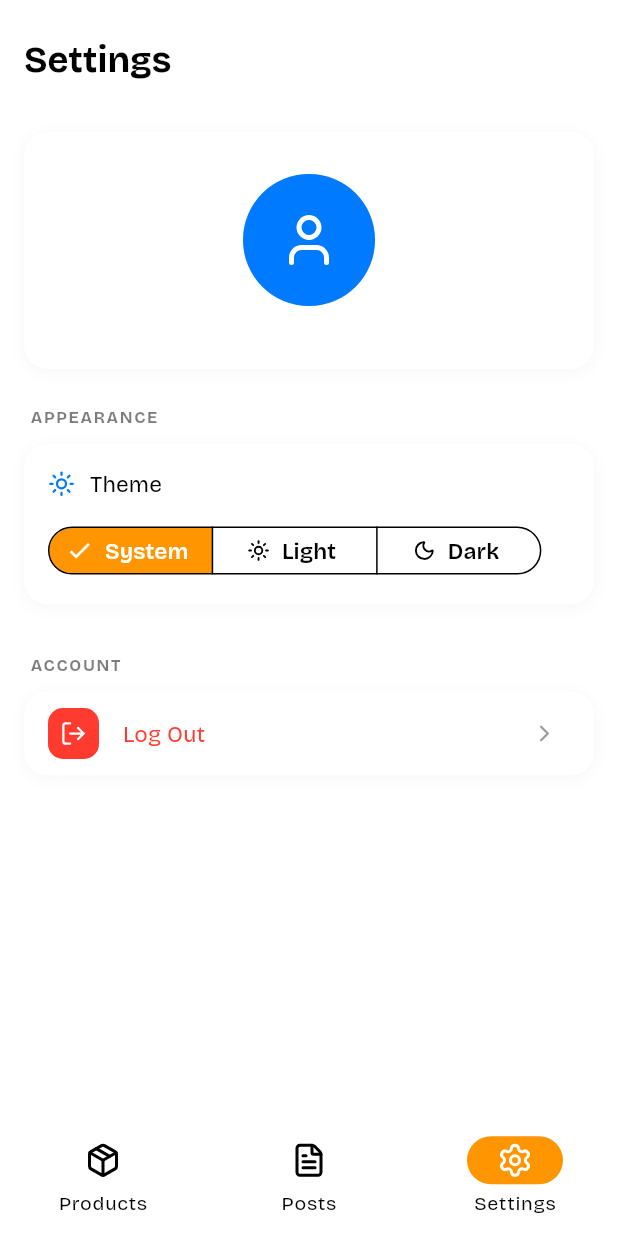
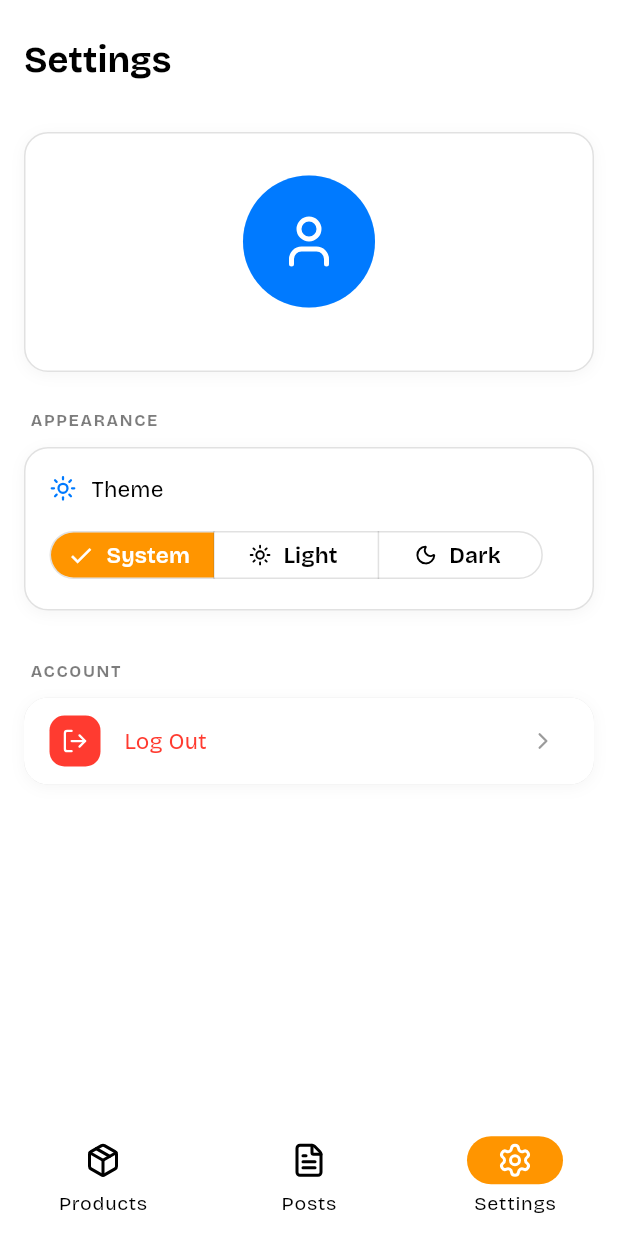
Before and after one commit to kaiumallimon/taghyeer-tech-test, a Flutter app: the DashboardWrapper screen opened directly, item 3 of the bottom bar chosen, on a phone screen of 412 x 824 dp. Run offline on Flutter 3.47's test engine with Material 3 defaults, Android fonts, the phone set to English and light mode, and no system bars; our stand-ins replace dio, flutter_bloc, infinite_scroll_pagination, lucide_icons, shared_preferences, shimmer; accounts and stored records are empty; network calls fail; project files that could hold a hidden picture were left out.

Commit message:
style: Update border styling for UI components across dashboard pages

```diff
--- a/lib/features/dashboard/_wrapper.dart
+++ b/lib/features/dashboard/_wrapper.dart
@@ -20,22 +20,25 @@
 
   @override
   Widget build(BuildContext context) {
+    final theme = Theme.of(context);
+    final isDark = theme.brightness == Brightness.dark;
+    final overlayStyle = SystemUiOverlayStyle(
+      statusBarColor: Colors.transparent,
+      statusBarIconBrightness: isDark ? Brightness.light : Brightness.dark,
+      systemNavigationBarColor: theme.colorScheme.surface,
+      systemNavigationBarIconBrightness:
+          isDark ? Brightness.light : Brightness.dark,
+    );
 
-    final theme = Theme.of(context);
-    SystemChrome.setSystemUIOverlayStyle(
-      SystemUiOverlayStyle(
-        statusBarColor: theme.colorScheme.surface,
-        statusBarIconBrightness: theme.colorScheme.brightness==Brightness.dark? Brightness.light:Brightness.dark,
-        systemNavigationBarColor: theme.colorScheme.surface,
-        systemNavigationBarIconBrightness: theme.colorScheme.brightness==Brightness.dark? Brightness.light:Brightness.dark,
-      )
-    );
-    return Scaffold(
-      backgroundColor: theme.colorScheme.surface,
-      body: SafeArea(
-        child: IndexedStack(index: _currentIndex, children: _pages),
+    return AnnotatedRegion<SystemUiOverlayStyle>(
+      value: overlayStyle,
+      child: Scaffold(
+        backgroundColor: theme.colorScheme.surface,
+        body: SafeArea(
+          child: IndexedStack(index: _currentIndex, children: _pages),
+        ),
+        bottomNavigationBar: _buildBottomNavBar(),
       ),
-      bottomNavigationBar: _buildBottomNavBar(),
     );
   }
 
--- a/lib/features/dashboard/posts/pages/_post_page.dart
+++ b/lib/features/dashboard/posts/pages/_post_page.dart
@@ -198,6 +198,7 @@
         padding: const EdgeInsets.all(16),
         decoration: BoxDecoration(
           color: cs.surface,
+                    border: Border.all(color: cs.outlineVariant.withAlpha(30)),
           borderRadius: BorderRadius.circular(16),
           boxShadow: [
             BoxShadow(
--- a/lib/features/dashboard/products/widgets/_product_card.dart
+++ b/lib/features/dashboard/products/widgets/_product_card.dart
@@ -26,7 +26,7 @@
       child: Container(
         decoration: BoxDecoration(
           color: cs.surface,
-          border: Border.all(color: cs.outlineVariant.withAlpha(50)),
+          border: Border.all(color: cs.outlineVariant.withAlpha(30)),
           borderRadius: BorderRadius.circular(16),
           boxShadow: [
             BoxShadow(
--- a/lib/features/dashboard/settings/pages/_settings_page.dart
+++ b/lib/features/dashboard/settings/pages/_settings_page.dart
@@ -43,6 +43,7 @@
               padding: const EdgeInsets.all(16),
               decoration: BoxDecoration(
                 color: cs.surface,
+                border: Border.all(color: cs.outlineVariant.withAlpha(30)),
                 borderRadius: BorderRadius.circular(16),
                 boxShadow: [
                   BoxShadow(
@@ -64,10 +65,10 @@
                   ),
                   const SizedBox(height: 14),
                   BlocBuilder<ThemeCubit, ThemeMode>(
-                    builder: (context, mode) =>
-                        SegmentedButton<ThemeMode>(
+                    builder: (context, mode) => SegmentedButton<ThemeMode>(
                       style: SegmentedButton.styleFrom(
                         visualDensity: VisualDensity.compact,
+                        side: BorderSide(color: cs.outlineVariant.withAlpha(30)),
                       ),
                       segments: const [
                         ButtonSegment(
@@ -124,8 +125,8 @@
           : {},
     );
 
-    final name =
-        '${userData['firstName'] ?? ''} ${userData['lastName'] ?? ''}'.trim();
+    final name = '${userData['firstName'] ?? ''} ${userData['lastName'] ?? ''}'
+        .trim();
     final username = userData['username'] as String? ?? '';
     final email = userData['email'] as String? ?? '';
     final imageUrl = userData['image'] as String?;
@@ -135,6 +136,7 @@
       padding: const EdgeInsets.symmetric(vertical: 28, horizontal: 20),
       decoration: BoxDecoration(
         color: cs.surface,
+        border: Border.all(color: cs.outlineVariant.withAlpha(30)),
         borderRadius: BorderRadius.circular(16),
         boxShadow: [
           BoxShadow(
@@ -166,8 +168,11 @@
                       color: cs.onPrimaryContainer,
                     ),
                   )
-                : Icon(LucideIcons.user, size: 40,
-                    color: cs.onPrimaryContainer),
+                : Icon(
+                    LucideIcons.user,
+                    size: 40,
+                    color: cs.onPrimaryContainer,
+                  ),
           ),
           const SizedBox(height: 14),
           if (name.isNotEmpty)
@@ -187,8 +192,7 @@
           if (email.isNotEmpty) ...[
             const SizedBox(height: 8),
             Container(
-              padding:
-                  const EdgeInsets.symmetric(horizontal: 14, vertical: 6),
+              padding: const EdgeInsets.symmetric(horizontal: 14, vertical: 6),
               decoration: BoxDecoration(
                 color: cs.surfaceContainerHighest,
                 borderRadius: BorderRadius.circular(20),
@@ -196,13 +200,17 @@
               child: Row(
                 mainAxisSize: MainAxisSize.min,
                 children: [
-                  Icon(LucideIcons.mail,
-                      size: 13, color: cs.onSurface.withAlpha(140)),
+                  Icon(
+                    LucideIcons.mail,
+                    size: 13,
+                    color: cs.onSurface.withAlpha(140),
+                  ),
                   const SizedBox(width: 6),
                   Text(
                     email,
-                    style: tt.bodySmall
-                        ?.copyWith(color: cs.onSurface.withAlpha(160)),
+                    style: tt.bodySmall?.copyWith(
+                      color: cs.onSurface.withAlpha(160),
+                    ),
                   ),
                 ],
               ),
@@ -235,7 +243,10 @@
         ],
       ),
       child: ListTile(
-        shape: RoundedRectangleBorder(borderRadius: BorderRadius.circular(16)),
+        shape: RoundedRectangleBorder(
+          borderRadius: BorderRadius.circular(16),
+          side: BorderSide(width: 1, color: cs.outline.withAlpha(30)),
+        ),
         leading: Container(
           padding: const EdgeInsets.all(8),
           decoration: BoxDecoration(
@@ -244,10 +255,12 @@
           ),
           child: Icon(LucideIcons.logOut, size: 18, color: cs.onError),
         ),
-        title: Text('Log Out',
-            style: tt.titleSmall?.copyWith(color: cs.error)),
-        trailing: Icon(LucideIcons.chevronRight,
-            size: 18, color: cs.onSurface.withAlpha(100)),
+        title: Text('Log Out', style: tt.titleSmall?.copyWith(color: cs.error)),
+        trailing: Icon(
+          LucideIcons.chevronRight,
+          size: 18,
+          color: cs.onSurface.withAlpha(100),
+        ),
         onTap: () => _confirmLogout(context),
       ),
     );
@@ -261,8 +274,10 @@
       context: context,
       builder: (ctx) => AlertDialog(
         title: Text('Log Out', style: tt.titleLarge),
-        content: Text('Are you sure you want to log out?',
-            style: tt.bodyMedium),
+        content: Text(
+          'Are you sure you want to log out?',
+          style: tt.bodyMedium,
+        ),
         actions: [
           TextButton(
             onPressed: () => Navigator.pop(ctx),
```
